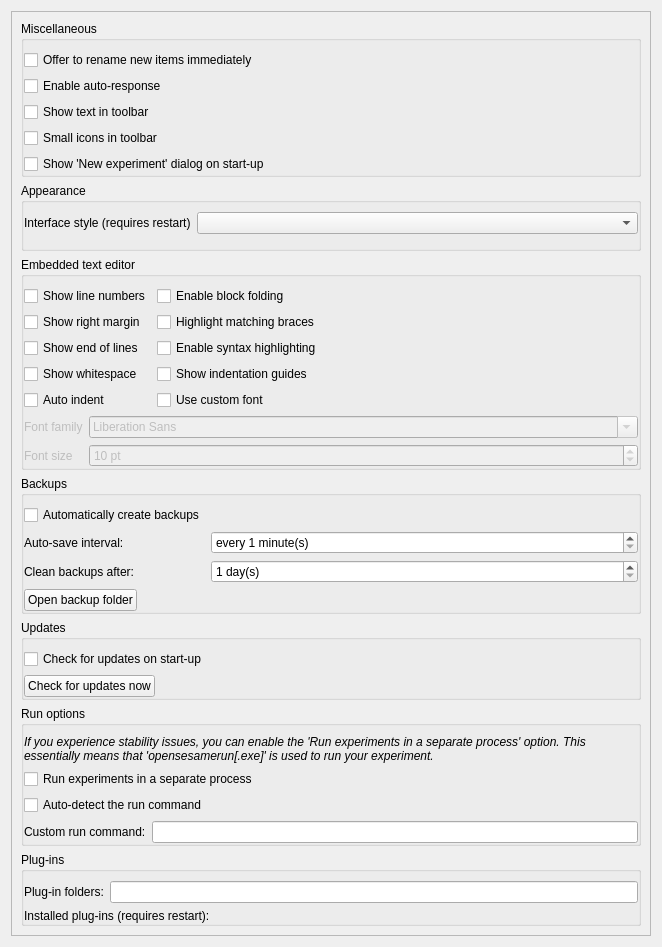
Before: the Qt Designer form resources/ui/preferences_widget.ui in open-cogsci/OpenSesame, drawn with Qt 5.
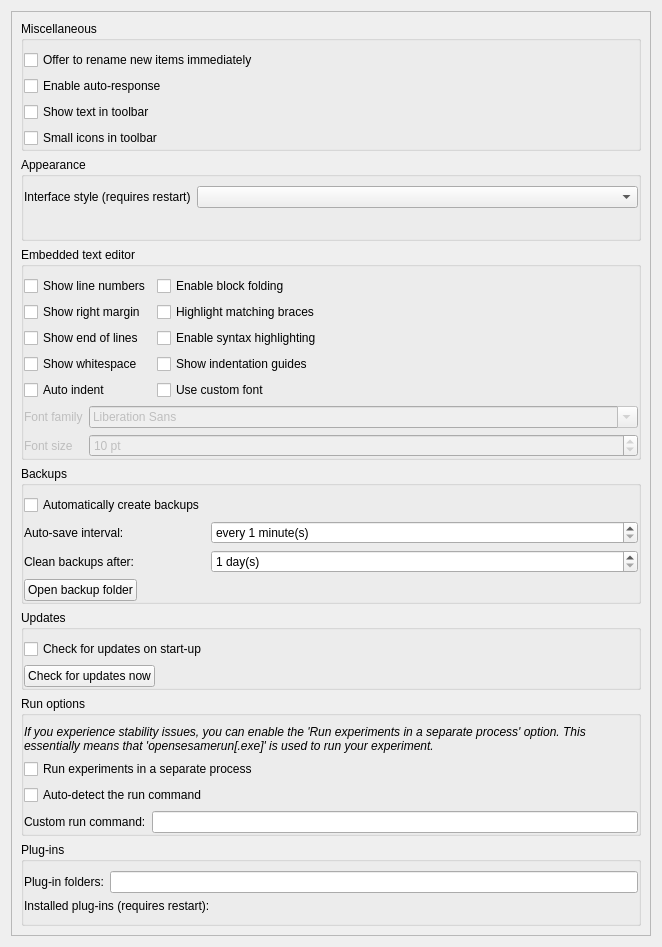
After: the same form once the commit is applied. Icons and pictures are not drawn.

Commit message: Remove startup dialog option from preferences

The edit to the form file:
```diff
--- a/resources/ui/preferences_widget.ui
+++ b/resources/ui/preferences_widget.ui
@@ -24,8 +24,8 @@
        <rect>
         <x>0</x>
         <y>0</y>
-        <width>629</width>
-        <height>953</height>
+        <width>634</width>
+        <height>935</height>
        </rect>
       </property>
       <layout class="QVBoxLayout" name="verticalLayout_2">
@@ -81,13 +81,6 @@
             </property>
            </widget>
           </item>
-          <item row="4" column="0">
-           <widget class="QCheckBox" name="checkbox_new_experiment_dialog">
-            <property name="text">
-             <string>Show 'New experiment' dialog on start-up</string>
-            </property>
-           </widget>
-          </item>
          </layout>
         </widget>
        </item>
```
The commit also changes 3 other files.
